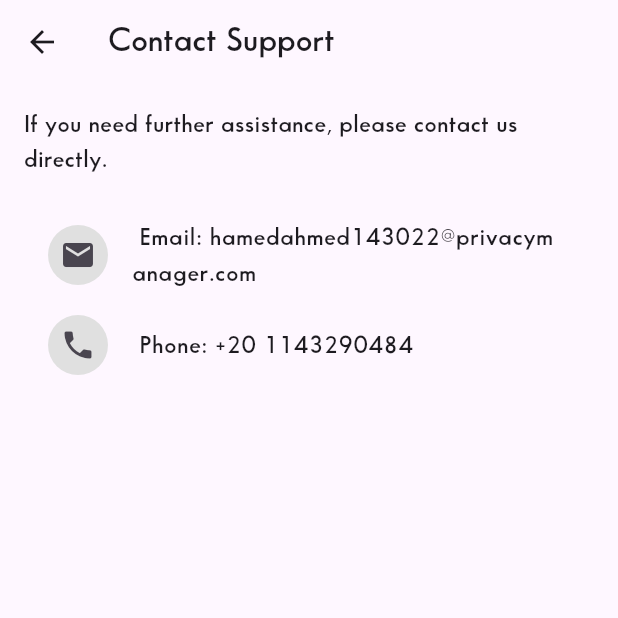
After one commit to hamed12232/Nexon-Connect, a Flutter app: the ContactSupportScreen screen opened by its route, on a phone screen of 412 x 824 dp, the top half of it. The commit adds this screen. Run offline on Flutter 3.47's test engine with Material 3 defaults, Android fonts, the phone set to English and light mode, and no system bars; our stand-ins replace bloc, cached_network_image, cloud_firestore, firebase_auth, firebase_core, firebase_messaging and 11 more; accounts and stored records are empty; project files that could hold a hidden picture were left out.

Commit message:
add help screen

```diff
--- a/lib/core/routing/NavigationRoutes.dart
+++ b/lib/core/routing/NavigationRoutes.dart
@@ -8,6 +8,7 @@ import 'package:myapp/features/profile/logic/user_model.dart';
 import 'package:myapp/features/profile/ui/screen/profileScreen.dart';
 import 'package:myapp/features/profile/ui/screen/SettingsPrivacypage.dart';
 import 'package:myapp/features/profile/ui/widget/PrivacyPolicyScreen.dart';
+import 'package:myapp/features/profile/ui/widget/SupportAndHelpScreen.dart';
 import 'package:myapp/features/profile/ui/widget/accountSection.dart';
 import 'package:myapp/features/profile/ui/widget/changePassword.dart';
 
@@ -40,13 +41,24 @@ class NavigationRoutes {
         );
 
       case Changepassword.routeName:
-         final String email = settings.arguments as String;
-        return MaterialPageRoute(builder: (context) => Changepassword(email: email,));
+        final String email = settings.arguments as String;
+        return MaterialPageRoute(
+          builder: (context) => Changepassword(email: email),
+        );
 
       case ComplateProfileScreen.routeName:
-        return MaterialPageRoute(builder: (context) => const ComplateProfileScreen());
+        return MaterialPageRoute(
+          builder: (context) => const ComplateProfileScreen(),
+        );
       case PrivacyPolicyScreen.routeName:
-        return MaterialPageRoute(builder: (context) => const PrivacyPolicyScreen());
+        return MaterialPageRoute(
+          builder: (context) => const PrivacyPolicyScreen(),
+        );
+      case ContactSupportScreen.routeName:
+        return MaterialPageRoute(
+          builder: (context) => const ContactSupportScreen(),
+        );
+
       default:
         return MaterialPageRoute(builder: (context) => const AuthScreen());
     }
--- /dev/null
+++ b/lib/features/profile/ui/widget/SupportAndHelpScreen.dart
@@ -0,0 +1,51 @@
+import 'package:flutter/material.dart';
+import 'package:myapp/core/style/style.dart';
+
+class ContactSupportScreen extends StatelessWidget {
+  const ContactSupportScreen({super.key});
+  static const routeName = '/contact-support';
+
+  @override
+  Widget build(BuildContext context) {
+    return Scaffold(
+      appBar: AppBar(title: Text('Contact Support')),
+      body: Padding(
+        padding: const EdgeInsets.all(16.0),
+        child: Column(
+          crossAxisAlignment: CrossAxisAlignment.start,
+          children: [
+            Text(
+              'If you need further assistance, please contact us directly.',
+              style: TextStyle(fontSize: 16),
+            ),
+            SizedBox(height: 20),
+            ListTile(
+              leading: Container(
+                width: 40,
+                height: 40,
+                decoration: BoxDecoration(
+                  shape: BoxShape.circle,
+                  color: Colors.grey[300],
+                ),
+                child: Icon(Icons.email),
+              ),
+              title: Text(' Email: hamedahmed143022@privacymanager.com'),
+            ),
+            ListTile(
+              leading: Container(
+                width: 40,
+                height: 40,
+                decoration: BoxDecoration(
+                  shape: BoxShape.circle,
+                  color: Colors.grey[300],
+                ),
+                child: Icon(Icons.phone),
+              ),
+              title: Text(' Phone: +20 1143290484'),
+            ),
+          ],
+        ),
+      ),
+    );
+  }
+}
--- a/pubspec.yaml
+++ b/pubspec.yaml
@@ -49,6 +49,7 @@ dependencies:
   lottie: ^3.0.0
   meta: ^1.16.0
   permission_handler: ^12.0.0+1
+  shared_preferences: ^2.5.3
   skeletonizer: ^2.1.0+1
   supabase_flutter: ^2.9.1
   uuid: ^4.5.1
```
Also changed, not shown: lib/core/Components/firebase_local_notification.dart (+21 -3 lines), lib/features/profile/ui/screen/SettingsPrivacypage.dart (+27 -4 lines), pubspec.lock.
